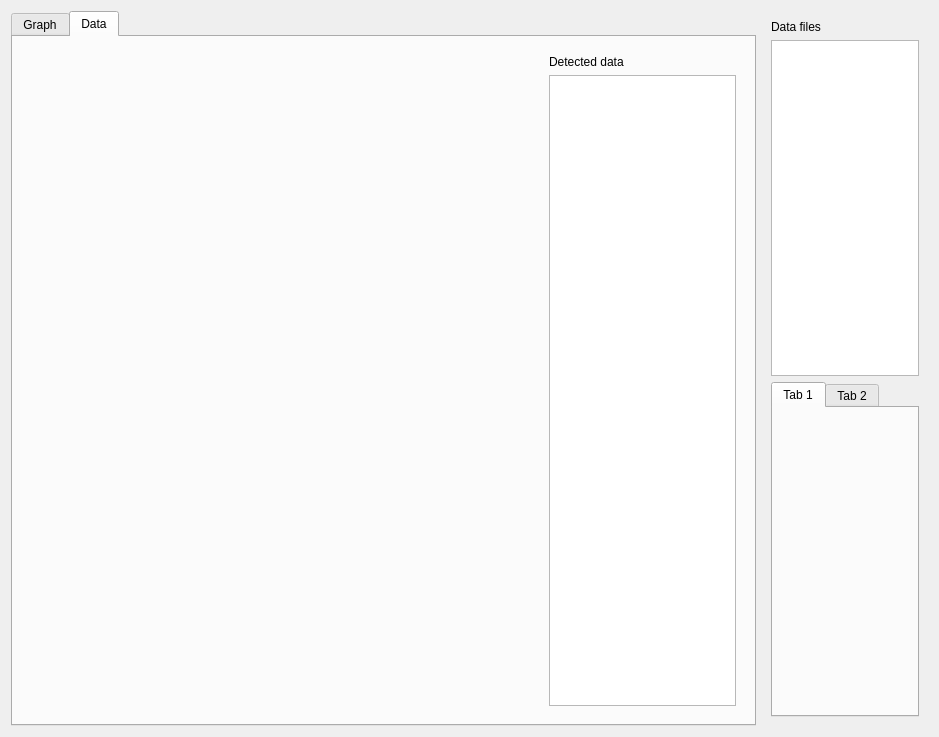
Before: the Qt Designer form src/gui/mainGrapherViewUi.ui in PyMarc2/general-data-grapher, drawn with Qt 5.
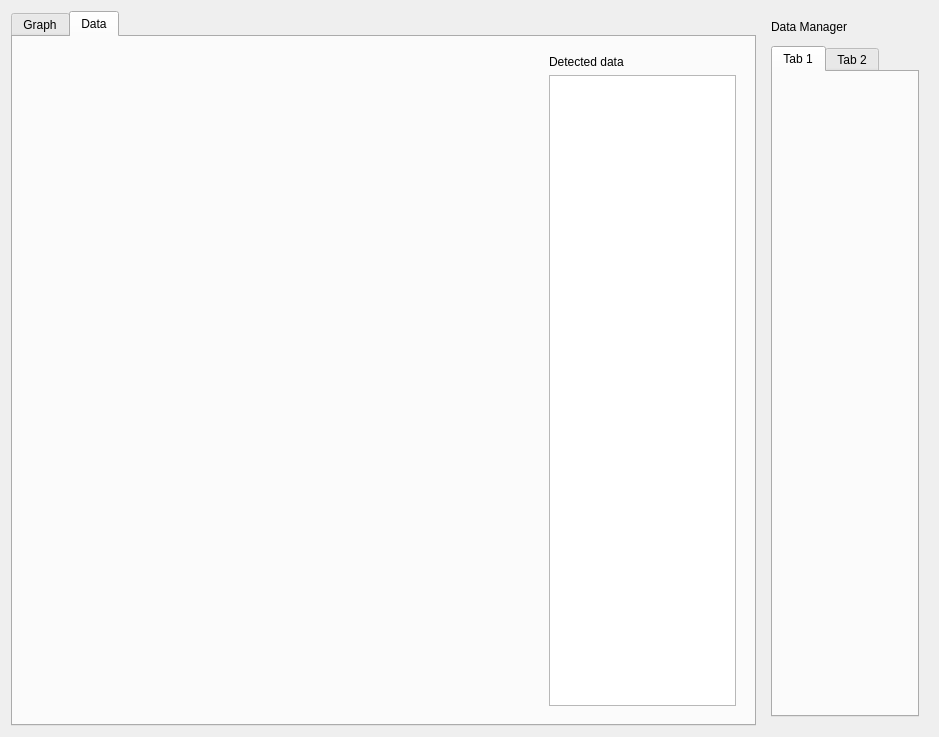
After: the same form once the commit is applied.

Diff of the .ui file:
```diff
--- a/src/gui/mainGrapherViewUi.ui
+++ b/src/gui/mainGrapherViewUi.ui
@@ -85,12 +85,12 @@
         <item>
          <widget class="QLabel" name="la_dataFiles">
           <property name="text">
-           <string>Data files</string>
+           <string>Data Manager</string>
           </property>
          </widget>
         </item>
         <item>
-         <widget class="QListView" name="lv_dataFiles"/>
+         <widget class="QWidget" name="dataLoaderWidget" native="true"/>
         </item>
         <item>
          <widget class="QTabWidget" name="tabWidget_2">
```
Left out of the diff: 4 changed lines with no effect on the pictures.
